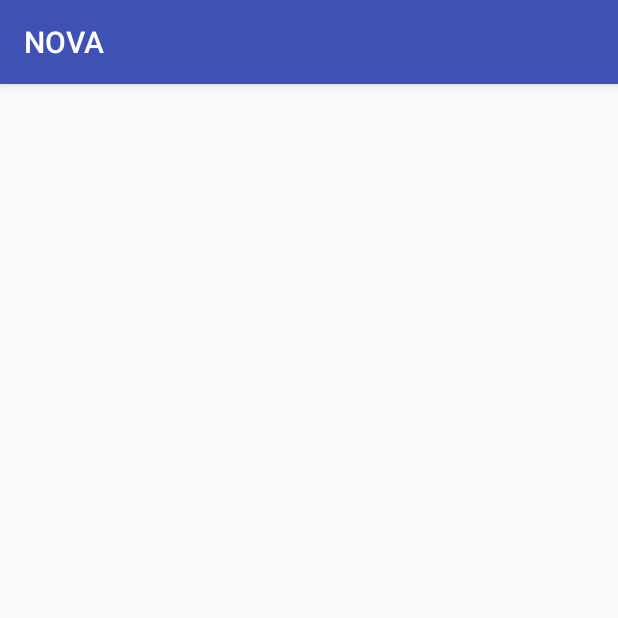
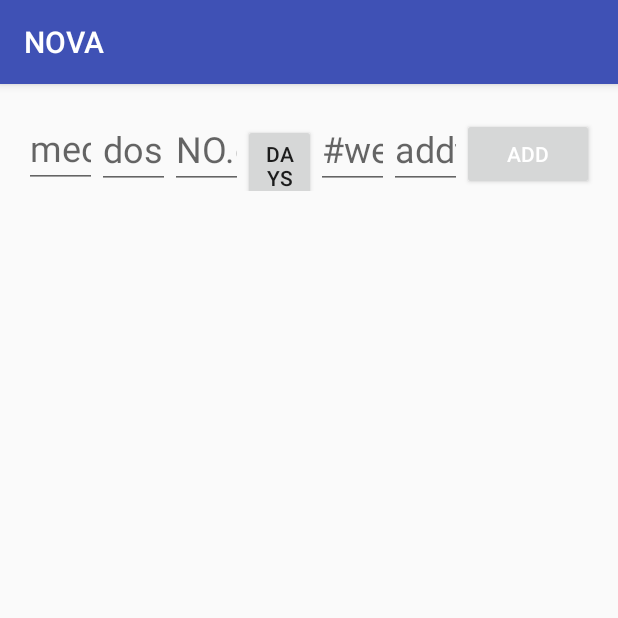
Before and after one commit to HarbinZhang/NOVA, an Android app: the screen it shows after launch (SetReminder), after a tap on "SET REMINDER", on a phone screen of 412 x 824 dp, the top half of it. Run offline under Robolectric (Android 15) with nearby library versions, the phone set to English and light mode, and no system bars.

Commit message:
basic_setReminder

```diff
--- a/app/src/main/AndroidManifest.xml
+++ b/app/src/main/AndroidManifest.xml
@@ -16,7 +16,8 @@
                 <category android:name="android.intent.category.LAUNCHER" />
             </intent-filter>
         </activity>
-        <activity android:name=".SetReminder"></activity>
+        <activity android:name=".SetReminder" />
+        <activity android:name=".ReminderListAdapter"></activity>
     </application>
 
 </manifest>
--- a/app/src/main/java/com/example/harbin/nova/SetReminder.java
+++ b/app/src/main/java/com/example/harbin/nova/SetReminder.java
@@ -1,11 +1,32 @@
 package com.example.harbin.nova;
 
+import android.content.ContentValues;
+import android.database.Cursor;
+import android.database.sqlite.SQLiteDatabase;
 import android.support.v7.app.AppCompatActivity;
 import android.os.Bundle;
+import android.support.v7.widget.LinearLayoutManager;
 import android.support.v7.widget.RecyclerView;
+import android.support.v7.widget.helper.ItemTouchHelper;
+import android.util.Log;
+import android.view.View;
+import android.widget.EditText;
+import android.widget.ProgressBar;
+
+import com.example.harbin.nova.data.ReminderContract;
+import com.example.harbin.nova.data.ReminderDbHelper;
 
 
 public class SetReminder extends AppCompatActivity {
+
+    private ReminderListAdapter reminderAdapter;
+
+    private SQLiteDatabase mDb;
+
+    private EditText mNewMedicineEditText, mNewDosageEditText,
+            mNewNOofDosageEditText, mNewinfoEditText, mNewProgressEditText;
+
+    private final static String LOG_TAG = MainActivity.class.getSimpleName();
 
     @Override
     protected void onCreate(Bundle savedInstanceState) {
@@ -14,7 +35,120 @@ public class SetReminder extends AppCompatActivity {
 
         RecyclerView reminderRecyclerView;
 
+        reminderRecyclerView = (RecyclerView) this.findViewById(R.id.reminder_all_reminders_list_view);
+
+        reminderRecyclerView.setLayoutManager(new LinearLayoutManager(this));
+
+        ReminderDbHelper dbHelper = new ReminderDbHelper(this);
+
+        mDb = dbHelper.getWritableDatabase();
+
+        Cursor cursor = getAllReminders();
+
+        reminderAdapter = new ReminderListAdapter(this, cursor);
+
+        reminderRecyclerView.setAdapter(reminderAdapter);
+
+
+        // Edit
+        mNewMedicineEditText = (EditText) this.findViewById(R.id.reminder_medicine_edit_text);
+        mNewDosageEditText = (EditText) this.findViewById(R.id.reminder_dosage_edit_text);
+        mNewNOofDosageEditText = (EditText) this.findViewById(R.id.reminder_NOofDosage_edit_text);
+        mNewinfoEditText = (EditText) this.findViewById(R.id.reminder_info_edit_text);
+        mNewProgressEditText = (EditText) this.findViewById(R.id.reminder_progress_edit_text);
+
+        new ItemTouchHelper(new ItemTouchHelper.SimpleCallback(0,ItemTouchHelper.LEFT | ItemTouchHelper.RIGHT){
+
+            @Override
+            public boolean onMove(RecyclerView recyclerView, RecyclerView.ViewHolder viewHolder, RecyclerView.ViewHolder target) {
+                return false;
+            }
+
+            @Override
+            public void onSwiped(RecyclerView.ViewHolder viewHolder, int direction) {
+                long id = (long) viewHolder.itemView.getTag();
+                removeReminder(id);
+                reminderAdapter.swapCursor(getAllReminders());
+            }
+        }).attachToRecyclerView(reminderRecyclerView);
 
 
     }
+
+
+    private Cursor getAllReminders(){
+        return mDb.query(
+                ReminderContract.ReminderlistEntry.TABLE_NAME,
+                null,
+                null,
+                null,
+                null,
+                null,
+                ReminderContract.ReminderlistEntry.COLUMN_TIMESTAMP
+        );
+    }
+
+
+    private long addNewReminder(String medicine, int dosage,
+                                int NOofDosage, int progress, String info){
+        ContentValues cv = new ContentValues();
+        cv.put(ReminderContract.ReminderlistEntry.COLUMN_MEDICINE, medicine);
+        cv.put(ReminderContract.ReminderlistEntry.COLUMN_DOSAGE, dosage);
+        cv.put(ReminderContract.ReminderlistEntry.COLUMN_NO_OF_DOSAGE, NOofDosage);
+        cv.put(ReminderContract.ReminderlistEntry.COLUMN_INFO, info);
+        cv.put(ReminderContract.ReminderlistEntry.COLUMN_PROGRESS, progress);
+        return mDb.insert(ReminderContract.ReminderlistEntry.TABLE_NAME, null, cv);
+    }
+
+
+    public void addToReminder(View view){
+        if(mNewMedicineEditText.getText().length()==0 ||
+                mNewDosageEditText.getText().length()==0){
+            return;
+        }
+
+        int dosage = 0;
+        try{
+            dosage = Integer.parseInt(mNewDosageEditText.getText().toString());
+        }catch (NumberFormatException e){
+            Log.e(LOG_TAG, "Failed to parse dosage into number: " + e.getMessage());
+        }
+
+        int NOofDosage = 0;
+        try{
+            NOofDosage = Integer.parseInt(mNewNOofDosageEditText.getText().toString());
+        }catch (NumberFormatException e){
+            Log.e(LOG_TAG, "Failed to parse NO. of Dosage into number: " + e.getMessage());
+        }
+
+        int progress = 0;
+        try{
+            progress = Integer.parseInt(mNewProgressEditText.getText().toString());
+        }catch (NumberFormatException e){
+            Log.e(LOG_TAG, "Failed to parse progress into number: " + e.getMessage());
+        }
+
+
+        addNewReminder(mNewMedicineEditText.getText().toString(), dosage, NOofDosage,
+                progress, mNewinfoEditText.getText().toString());
+
+        reminderAdapter.swapCursor(getAllReminders());
+
+        mNewDosageEditText.clearFocus();
+        mNewMedicineEditText.clearFocus();
+        mNewMedicineEditText.getText().clear();
+        mNewDosageEditText.getText().clear();
+        mNewNOofDosageEditText.getText().clear();
+        mNewinfoEditText.getText().clear();
+        mNewProgressEditText.getText().clear();
+    }
+
+
+
+
+    private boolean removeReminder(long id){
+        return mDb.delete(ReminderContract.ReminderlistEntry.TABLE_NAME,
+                ReminderContract.ReminderlistEntry._ID + "="+id,null) > 0;
+    }
+
 }
--- /dev/null
+++ b/app/src/main/java/com/example/harbin/nova/data/ReminderDbHelper.java
@@ -0,0 +1,46 @@
+package com.example.harbin.nova.data;
+
+import android.content.Context;
+import android.database.sqlite.SQLiteDatabase;
+import android.database.sqlite.SQLiteOpenHelper;
+
+/**
+ * Created by Harbin on 5/10/17.
+ */
+
+public class ReminderDbHelper extends SQLiteOpenHelper {
+
+    private static final String DATABASE_NAME = "Reminderlist.db";
+
+    private static final int DATABASE_VERSION = 1;
+
+    public ReminderDbHelper(Context context){
+        super(context, DATABASE_NAME, null, DATABASE_VERSION);
+    }
+
+    @Override
+    public void onCreate(SQLiteDatabase db) {
+
+        final String SQL_CREATE_REMINDER_TABLE = "CREATE TABLE " +
+                ReminderContract.ReminderlistEntry.TABLE_NAME + " (" +
+                ReminderContract.ReminderlistEntry._ID + " INTEGER PRIMARY KEY AUTOINCREMENT, " +
+                ReminderContract.ReminderlistEntry.COLUMN_MEDICINE + " TEXT NOT NULL, " +
+                ReminderContract.ReminderlistEntry.COLUMN_DOSAGE + " INTEGER, " +
+                ReminderContract.ReminderlistEntry.COLUMN_NO_OF_DOSAGE + " INTEGER, " +
+                ReminderContract.ReminderlistEntry.COLUMN_DAYS + " TEXT, " +
+                ReminderContract.ReminderlistEntry.COLUMN_PROGRESS + " TEXT , " +
+                ReminderContract.ReminderlistEntry.COLUMN_INFO + " TEXT, " +
+                ReminderContract.ReminderlistEntry.COLUMN_REMIND + "  TEXT, " +
+                ReminderContract.ReminderlistEntry.COLUMN_TIMESTAMP + " TIMESTAMP DEFAULT CURRENT_TIMESTAMP" +
+                " );";
+
+
+        db.execSQL(SQL_CREATE_REMINDER_TABLE);
+    }
+
+    @Override
+    public void onUpgrade(SQLiteDatabase db, int oldVersion, int newVersion) {
+        db.execSQL("DROP TABLE IF EXISTS " + ReminderContract.ReminderlistEntry.TABLE_NAME);
+        onCreate(db);
+    }
+}
--- a/app/src/main/res/layout/activity_set_reminder.xml
+++ b/app/src/main/res/layout/activity_set_reminder.xml
@@ -3,12 +3,100 @@
     xmlns:app="http://schemas.android.com/apk/res-auto"
     xmlns:tools="http://schemas.android.com/tools"
     android:layout_width="match_parent"
-    android:layout_height="match_parent"
+    android:layout_height="wrap_content"
+    android:orientation="vertical"
+    android:padding="@dimen/activity_horizontal_margin"
     tools:context="com.example.harbin.nova.SetReminder">
 
     <android.support.v7.widget.RecyclerView
-        android:id="@+id/all_guests_list_view"
+        android:id="@+id/reminder_all_reminders_list_view"
         android:layout_width="match_parent"
         android:layout_height="match_parent" />
 
+
+    <LinearLayout
+        android:layout_width="match_parent"
+        android:layout_height="wrap_content">
+
+        <EditText
+            android:layout_width="0dp"
+            android:layout_height="wrap_content"
+            android:id="@+id/reminder_medicine_edit_text"
+            android:layout_weight="1"
+            android:inputType="text"
+            android:hint="medicine"
+            android:textAppearance="@style/TextAppearance.AppCompat.Headline"
+            />
+
+        <EditText
+            android:layout_width="0dp"
+            android:layout_height="wrap_content"
+            android:id="@+id/reminder_dosage_edit_text"
+            android:layout_weight="1"
+            android:inputType="number"
+            android:layout_gravity="center"
+            android:maxLength="4"
+            android:hint="dosage"
+            android:textAppearance="@style/TextAppearance.AppCompat.Headline"
+            />
+
+        <EditText
+            android:layout_width="0dp"
+            android:layout_height="wrap_content"
+            android:id="@+id/reminder_NOofDosage_edit_text"
+            android:layout_weight="1"
+            android:inputType="number"
+            android:layout_gravity="center"
+            android:maxLength="4"
+            android:hint="NO.of Dosage"
+            android:textAppearance="@style/TextAppearance.AppCompat.Headline"
+            />
+
+        <Button
+            android:layout_width="0dp"
+            android:layout_height="wrap_content"
+            android:id="@+id/reminder_days_check_box"
+            android:layout_weight="1"
+            android:text="Days"
+
+            />
+
+        <EditText
+            android:layout_width="0dp"
+            android:layout_height="wrap_content"
+            android:id="@+id/reminder_progress_edit_text"
+            android:layout_weight="1"
+            android:inputType="number"
+            android:layout_gravity="center"
+            android:maxLength="4"
+            android:hint="#weeks"
+            android:textAppearance="@style/TextAppearance.AppCompat.Headline"
+            />
+
+        <EditText
+            android:layout_width="0dp"
+            android:layout_height="wrap_content"
+            android:id="@+id/reminder_info_edit_text"
+            android:layout_weight="1"
+            android:inputType="textVisiblePassword"
+            android:layout_gravity="center"
+            android:maxLength="40"
+            android:hint="addtional info"
+            android:textAppearance="@style/TextAppearance.AppCompat.Headline"
+            />
+
+
+        <Button
+            android:layout_width="wrap_content"
+            android:layout_height="wrap_content"
+            android:id="@+id/add_to_reminder_button"
+            android:onClick="addToReminder"
+            android:text="Add"
+            android:textAppearance="@style/TextAppearance.AppCompat.Widget.Button.Inverse"
+            />
+
+
+
+    </LinearLayout>
+
 </LinearLayout>
--- a/app/src/main/res/values/colors.xml
+++ b/app/src/main/res/values/colors.xml
@@ -1,5 +1,6 @@
 <?xml version="1.0" encoding="utf-8"?>
 <resources>
+    <color name="colorPrimaryLight">#7986CB</color>
     <color name="colorPrimary">#3F51B5</color>
     <color name="colorPrimaryDark">#303F9F</color>
     <color name="colorAccent">#FF4081</color>
--- /dev/null
+++ b/app/src/main/res/values/dimens.xml
@@ -0,0 +1,6 @@
+<?xml version="1.0" encoding="utf-8"?>
+<resources>
+    <dimen name="activity_horizontal_margin">16dp</dimen>
+    <dimen name="activity_veritycal_margin">16dp</dimen>
+
+</resources>
```
Also changed, not shown: app/src/main/java/com/example/harbin/nova/ReminderListAdapter.java (added, +102 -0 lines), app/src/main/java/com/example/harbin/nova/data/ReminderContract.java (added, +23 -0 lines), app/src/main/res/layout/reminder_reminder_list_item.xml (renamed from app/src/main/res/layout/reminder_all_reminders_list_view.xml, +14 -16 lines), app/src/main/res/values/array.xml (added, +14 -0 lines).
